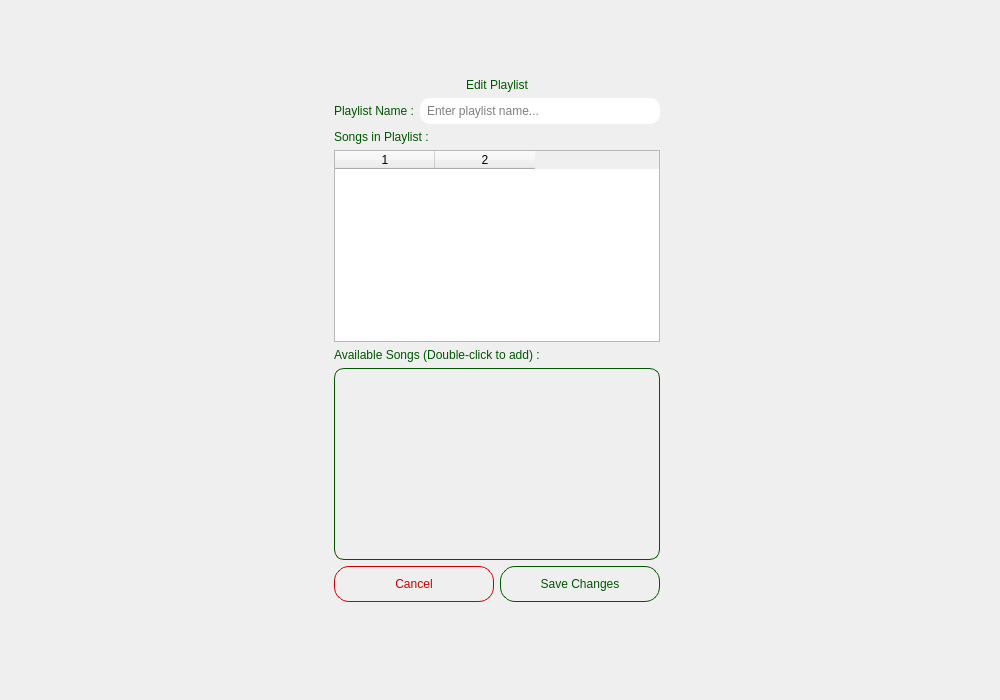
Above: editplaylistwindow.ui from aminfooladi/QSpotify before the change. Below: the same form after it.
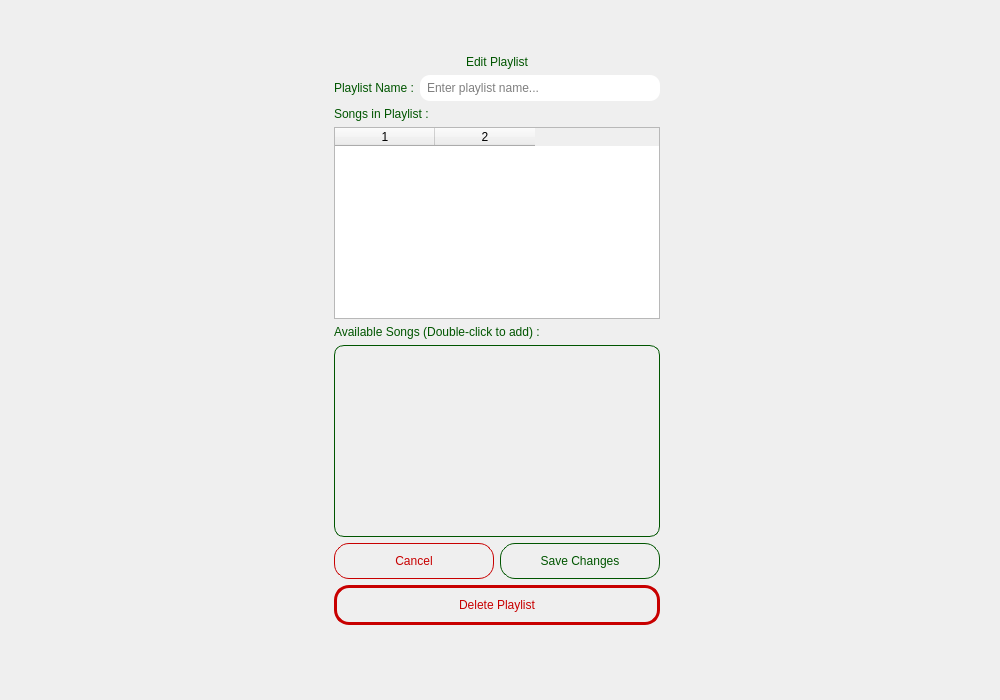
That is the form after the change. Icons and pictures are not drawn.

Patch:
```diff
--- a/editplaylistwindow.ui
+++ b/editplaylistwindow.ui
@@ -253,6 +253,33 @@
         </item>
        </layout>
       </item>
+      <item>
+       <widget class="QPushButton" name="pushButton">
+        <property name="styleSheet">
+         <string notr="true">QPushButton {
+background: transparent;
+border: 3px solid rgb(200, 0, 0);
+border-radius: 15px;
+padding: 10px;
+color: rgb(200, 0, 0);
+font: 700 12pt &quot;Segoe UI&quot;;
+}
+
+QPushButton:hover {
+	background-color: rgb(200, 0, 0);
+	border:1px solid rgb(255, 255, 255);
+	border-radius: 15px;
+	padding: 10px;
+	color: rgb(255, 255, 255);
+	font: 700 12pt &quot;Segoe UI&quot;;
+}
+</string>
+        </property>
+        <property name="text">
+         <string>Delete Playlist</string>
+        </property>
+       </widget>
+      </item>
       <item>
        <widget class="QLabel" name="errorLabel">
         <property name="styleSheet">
```
